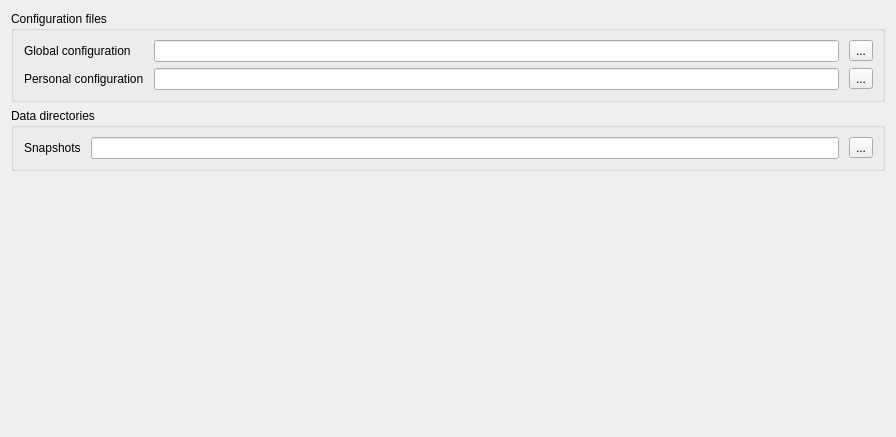
Qt form configurator/forms/MasterConfigurationPage.ui (veyon/veyon) before a commit.
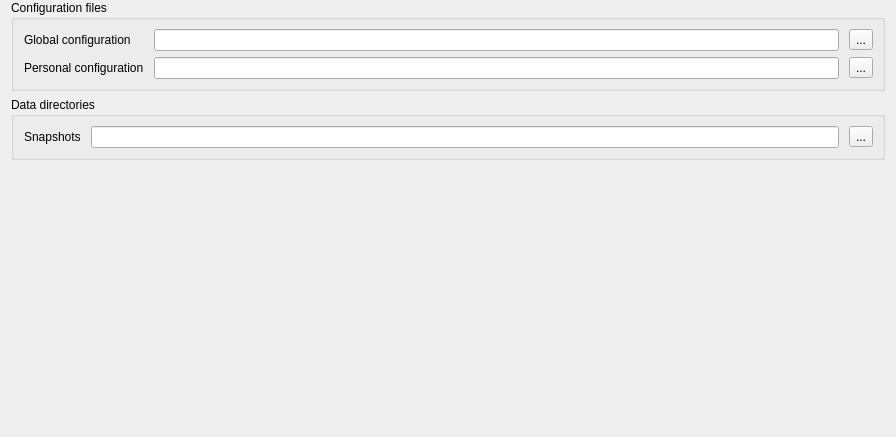
The same form after that commit. Icons and pictures are not drawn.

Commit message: Configurator: improve form layouts

```diff
--- a/configurator/forms/MasterConfigurationPage.ui
+++ b/configurator/forms/MasterConfigurationPage.ui
@@ -14,6 +14,12 @@
    <string>Form</string>
   </property>
   <layout class="QVBoxLayout" name="verticalLayout">
+   <property name="topMargin">
+    <number>0</number>
+   </property>
+   <property name="bottomMargin">
+    <number>0</number>
+   </property>
    <item>
     <widget class="QGroupBox" name="groupBox">
      <property name="title">
```
The commit also changes 1 other file.
